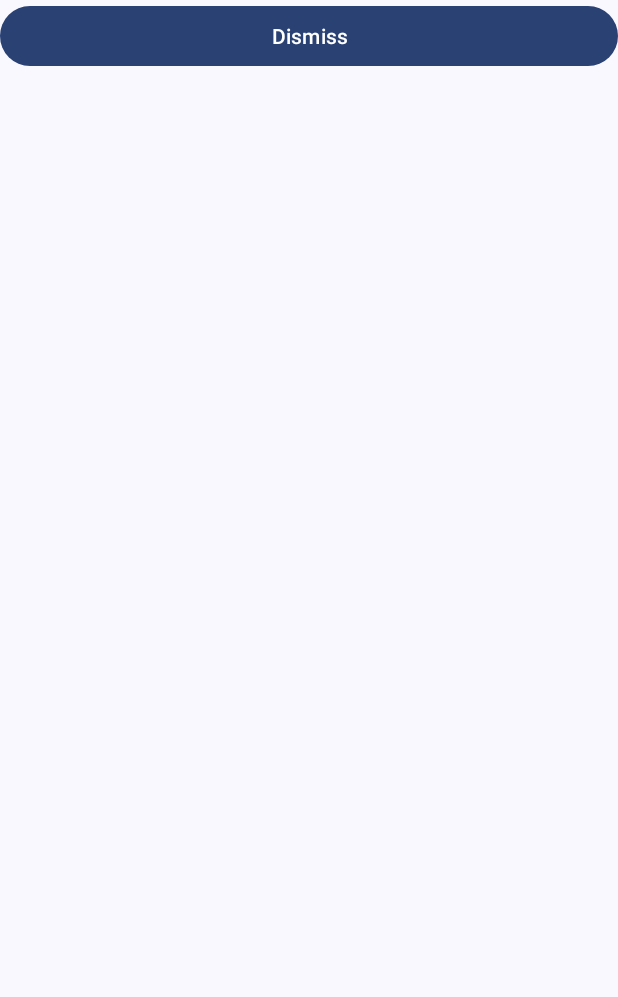
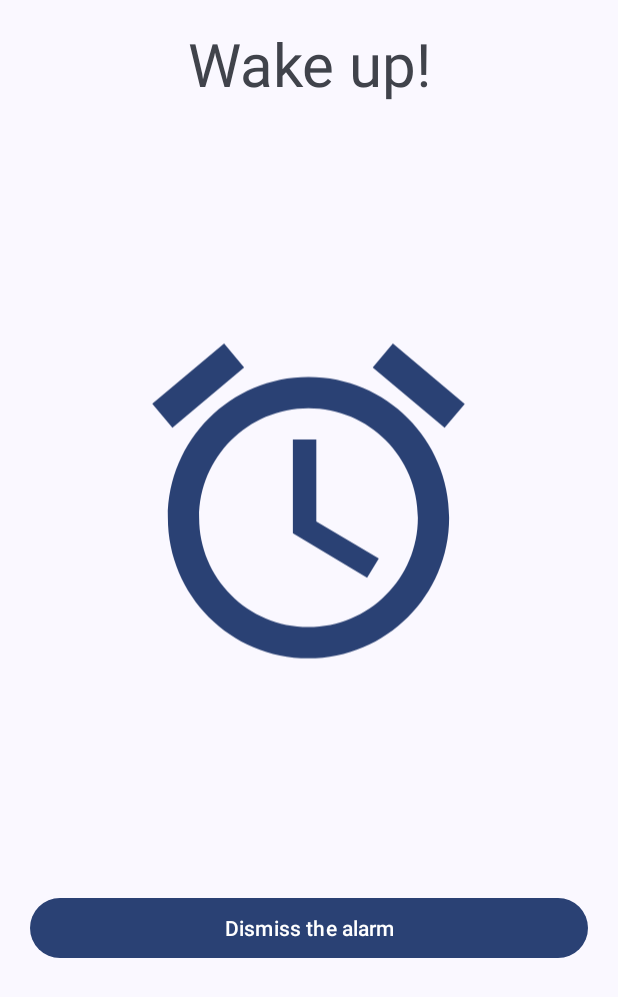
Before and after one commit to MichelangeloDePascale02/NinetyMinutesSleep, an Android app: the AlarmActivity screen opened directly, with no data from a screen before it, on a phone screen of 412 x 824 dp. Shown: the top 997 px of the screen. Run offline under Robolectric (Android 15) with nearby library versions, the phone set to English and light mode, and no system bars.

```diff
--- a/app/build.gradle
+++ b/app/build.gradle
@@ -40,6 +40,7 @@ dependencies {
     implementation 'androidx.lifecycle:lifecycle-viewmodel-ktx:2.5.1'
     implementation "androidx.compose.material3:material3:1.0.1"
     implementation "androidx.compose.material3:material3-window-size-class:1.0.1"
+    implementation 'androidx.navigation:navigation-fragment:2.5.3'
 
     testImplementation 'junit:junit:4.13.2'
     androidTestImplementation 'androidx.test.ext:junit:1.1.5'
--- a/app/src/main/java/com/swdp31plus/ninetyminutessleep/AlarmActivity.java
+++ b/app/src/main/java/com/swdp31plus/ninetyminutessleep/AlarmActivity.java
@@ -10,21 +10,9 @@ import com.swdp31plus.ninetyminutessleep.databinding.ActivityAlarmBinding;
 
 public class AlarmActivity extends AppCompatActivity {
 
-    private ActivityAlarmBinding binding;
-
     @Override
     protected void onCreate(Bundle savedInstanceState) {
-        // this activity is launched when the user clicks on the notification for the alarm
         super.onCreate(savedInstanceState);
-
-        binding = ActivityAlarmBinding.inflate(getLayoutInflater());
-        setContentView(binding.getRoot());
-
-        // this listener is used to dismiss an alarm
-        binding.dismissAlarmButton.setOnClickListener(v -> {
-            Intent intentService = new Intent(getApplicationContext(), AlarmService.class);
-            getApplicationContext().stopService(intentService);
-            finish();
-        });
+        setContentView(R.layout.activity_alarm);
     }
 }
--- a/app/src/main/java/com/swdp31plus/ninetyminutessleep/AlarmReceiver.java
+++ b/app/src/main/java/com/swdp31plus/ninetyminutessleep/AlarmReceiver.java
@@ -77,7 +77,7 @@ public class AlarmReceiver extends BroadcastReceiver {
     @Override
     public void onReceive(Context context, Intent intent) {
             if (Intent.ACTION_BOOT_COMPLETED.equals(intent.getAction())) {
-                String toastText = String.format("Sveglie applicate");
+                String toastText = "Sveglie applicate";
                 Toast.makeText(context, toastText, Toast.LENGTH_SHORT).show();
                 startRescheduleAlarmsService(context);
             }
--- a/app/src/main/java/com/swdp31plus/ninetyminutessleep/entities/Alarm.java
+++ b/app/src/main/java/com/swdp31plus/ninetyminutessleep/entities/Alarm.java
@@ -1,6 +1,8 @@
 package com.swdp31plus.ninetyminutessleep.entities;
 
-public class Alarm implements Comparable {
+import java.io.Serializable;
+
+public class Alarm implements Comparable, Serializable {
 
     private String time;
 
--- /dev/null
+++ b/app/src/main/java/com/swdp31plus/ninetyminutessleep/ui/main/AlarmShowFragment.java
@@ -0,0 +1,34 @@
+package com.swdp31plus.ninetyminutessleep.ui.main;
+
+import android.content.Intent;
+import android.os.Bundle;
+import android.view.LayoutInflater;
+import android.view.View;
+import android.view.ViewGroup;
+
+import androidx.annotation.NonNull;
+import androidx.annotation.Nullable;
+import androidx.fragment.app.Fragment;
+
+import com.swdp31plus.ninetyminutessleep.AlarmService;
+import com.swdp31plus.ninetyminutessleep.R;
+
+
+public class AlarmShowFragment extends Fragment {
+
+
+    @Nullable
+    @Override
+    public View onCreateView(@NonNull LayoutInflater inflater, @Nullable ViewGroup container, @Nullable Bundle savedInstanceState) {
+
+        View rootView = inflater.inflate(R.layout.fragment_alarm_show, container, false);
+
+        // this listener is used to dismiss an alarm
+        rootView.findViewById(R.id.dismissAlarmButton).setOnClickListener(v -> {
+            Intent intentService = new Intent(getContext(), AlarmService.class);
+            getContext().stopService(intentService);
+            requireActivity().finish();
+        });
+        return rootView;
+    }
+}
--- a/app/src/main/java/com/swdp31plus/ninetyminutessleep/ui/main/dialogs/DialogAddAlarmFragment.java
+++ b/app/src/main/java/com/swdp31plus/ninetyminutessleep/ui/main/dialogs/DialogAddAlarmFragment.java
@@ -12,7 +12,6 @@ import androidx.fragment.app.DialogFragment;
 
 import com.google.android.material.dialog.MaterialAlertDialogBuilder;
 import com.swdp31plus.ninetyminutessleep.R;
-import com.swdp31plus.ninetyminutessleep.entities.Alarm;
 
 import java.util.Date;
 
@@ -41,7 +40,7 @@ public class DialogAddAlarmFragment extends DialogFragment {
 
         // Create the inflater and inflate the layout
         LayoutInflater inflater = requireActivity().getLayoutInflater();
-        View root = inflater.inflate(R.layout.fragment_alarm_set, null);
+        View root = inflater.inflate(R.layout.fragment_dialog_alarm_set, null);
 
         // Set dialog main options
         builder.setView(root);
--- /dev/null
+++ b/app/src/main/res/drawable/baseline_access_alarm_24.xml
@@ -0,0 +1,5 @@
+<vector android:height="24dp"
+    android:viewportHeight="24" android:viewportWidth="24"
+    android:width="24dp" xmlns:android="http://schemas.android.com/apk/res/android">
+    <path android:fillColor="?colorPrimary" android:pathData="M22,5.72l-4.6,-3.86 -1.29,1.53 4.6,3.86L22,5.72zM7.88,3.39L6.6,1.86 2,5.71l1.29,1.53 4.59,-3.85zM12.5,8L11,8v6l4.75,2.85 0.75,-1.23 -4,-2.37L12.5,8zM12,4c-4.97,0 -9,4.03 -9,9s4.02,9 9,9c4.97,0 9,-4.03 9,-9s-4.03,-9 -9,-9zM12,20c-3.87,0 -7,-3.13 -7,-7s3.13,-7 7,-7 7,3.13 7,7 -3.13,7 -7,7z"/>
+</vector>
--- a/app/src/main/res/layout/activity_alarm.xml
+++ b/app/src/main/res/layout/activity_alarm.xml
@@ -3,13 +3,15 @@
     xmlns:tools="http://schemas.android.com/tools"
     android:layout_width="match_parent"
     android:layout_height="match_parent"
+    xmlns:app="http://schemas.android.com/apk/res-auto"
     android:orientation="vertical"
     tools:context=".AlarmActivity">
 
-    <Button
+    <fragment
+        android:name="com.swdp31plus.ninetyminutessleep.ui.main.AlarmShowFragment"
         android:layout_width="match_parent"
         android:layout_height="wrap_content"
-        android:text="Dismiss"
-        android:id="@+id/dismissAlarmButton"/>
+        android:id="@+id/show_alarm_fragment"
+        />
 
 </LinearLayout>
--- /dev/null
+++ b/app/src/main/res/layout/fragment_alarm_show.xml
@@ -0,0 +1,33 @@
+<?xml version="1.0" encoding="utf-8"?>
+<LinearLayout xmlns:android="http://schemas.android.com/apk/res/android"
+    xmlns:tools="http://schemas.android.com/tools"
+    android:layout_width="match_parent"
+    android:layout_height="match_parent"
+    android:orientation="vertical"
+    tools:context=".ui.main.AlarmShowFragment">
+
+    <TextView
+        android:layout_width="match_parent"
+        android:layout_height="wrap_content"
+        android:gravity="center"
+        android:textSize="40sp"
+        android:layout_marginVertical="15dp"
+        android:layout_marginHorizontal="20dp"
+        android:text="Wake up!"/>
+
+    <ImageView
+        android:layout_width="250dp"
+        android:layout_height="500dp"
+        android:layout_gravity="center"
+        android:paddingVertical="50dp"
+        android:src="@drawable/baseline_access_alarm_24"/>
+
+    <Button
+        android:layout_width="match_parent"
+        android:layout_height="wrap_content"
+        android:text="Dismiss the alarm"
+        android:id="@+id/dismissAlarmButton"
+        android:layout_marginVertical="10dp"
+        android:layout_marginHorizontal="20dp"/>
+
+</LinearLayout>
```
Also changed, not shown: app/src/main/java/com/swdp31plus/ninetyminutessleep/ui/main/AlarmListFragment.java (+93 -5 lines), app/src/main/java/com/swdp31plus/ninetyminutessleep/ui/main/AlarmsSetFragment.java (deleted, +0 -160 lines), app/src/main/res/layout/fragment_alarm_list.xml (+8 -0 lines), app/src/main/res/layout/fragment_dialog_alarm_set.xml (renamed from app/src/main/res/layout/fragment_alarm_set.xml).
